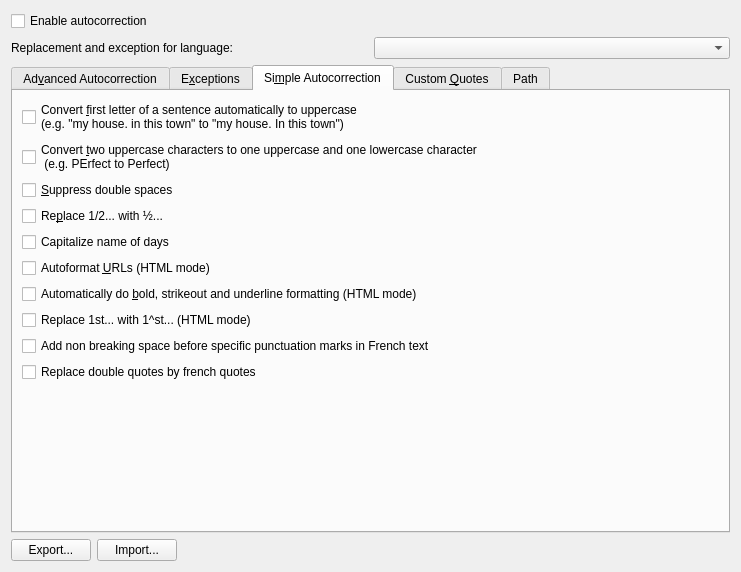
Old version of the form textautocorrection/widgets/ui/autocorrectionwidget.ui in the repository KDE/ktextaddons.
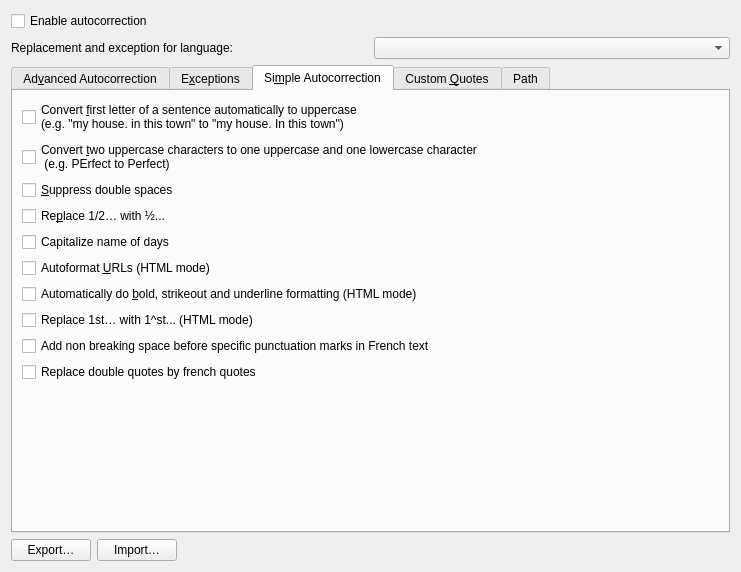
New version of the form. The open tabs and pages were chosen to show the change. Custom widgets are drawn as their Qt base class.

Patch:
```diff
--- a/textautocorrection/widgets/ui/autocorrectionwidget.ui
+++ b/textautocorrection/widgets/ui/autocorrectionwidget.ui
@@ -41,14 +41,14 @@
      <item>
       <widget class="QPushButton" name="exportAutoCorrection">
        <property name="text">
-        <string>Export...</string>
+        <string>Export…</string>
        </property>
       </widget>
      </item>
      <item>
       <widget class="QPushButton" name="importAutoCorrection">
        <property name="text">
-        <string>Import...</string>
+        <string>Import…</string>
        </property>
       </widget>
      </item>
@@ -385,7 +385,7 @@
           <string>Most standard fraction notations will be converted when available</string>
          </property>
          <property name="text">
-          <string>Re&amp;place 1/2... with ½...</string>
+          <string>Re&amp;place 1/2… with ½...</string>
          </property>
         </widget>
        </item>
@@ -419,7 +419,7 @@
        <item>
         <widget class="QCheckBox" name="autoSuperScript">
          <property name="text">
-          <string>Replace 1st... with 1^st... (HTML mode)</string>
+          <string>Replace 1st… with 1^st... (HTML mode)</string>
          </property>
         </widget>
        </item>
```
Left out of the diff: 4 changed lines with no effect on the pictures.
